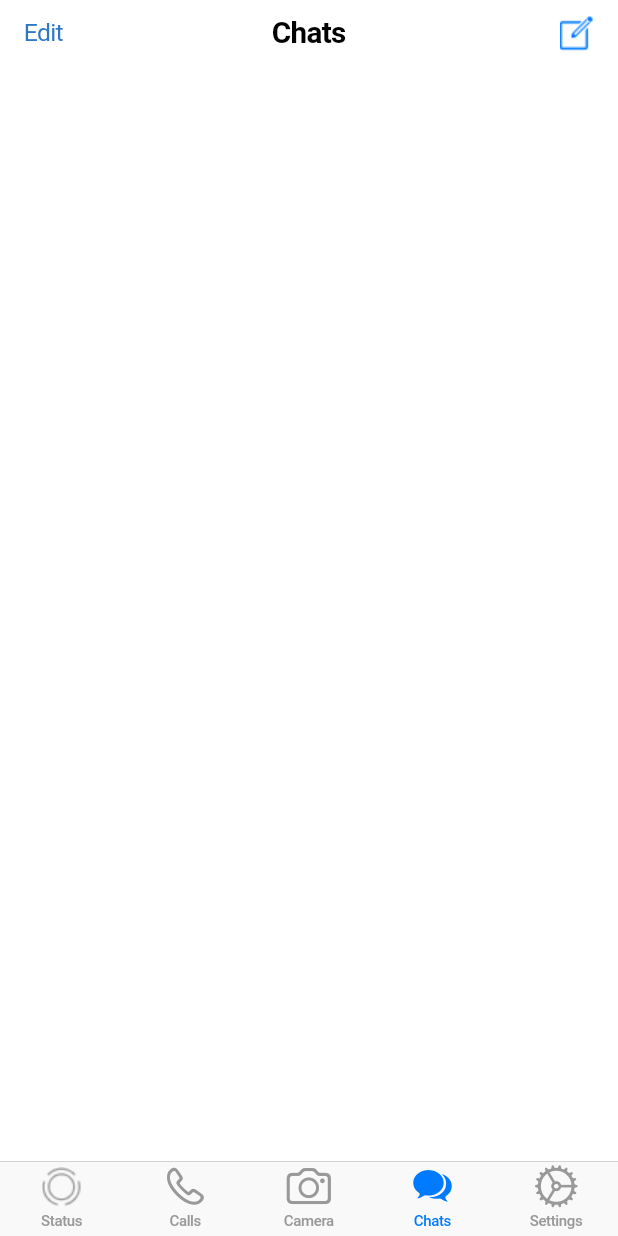
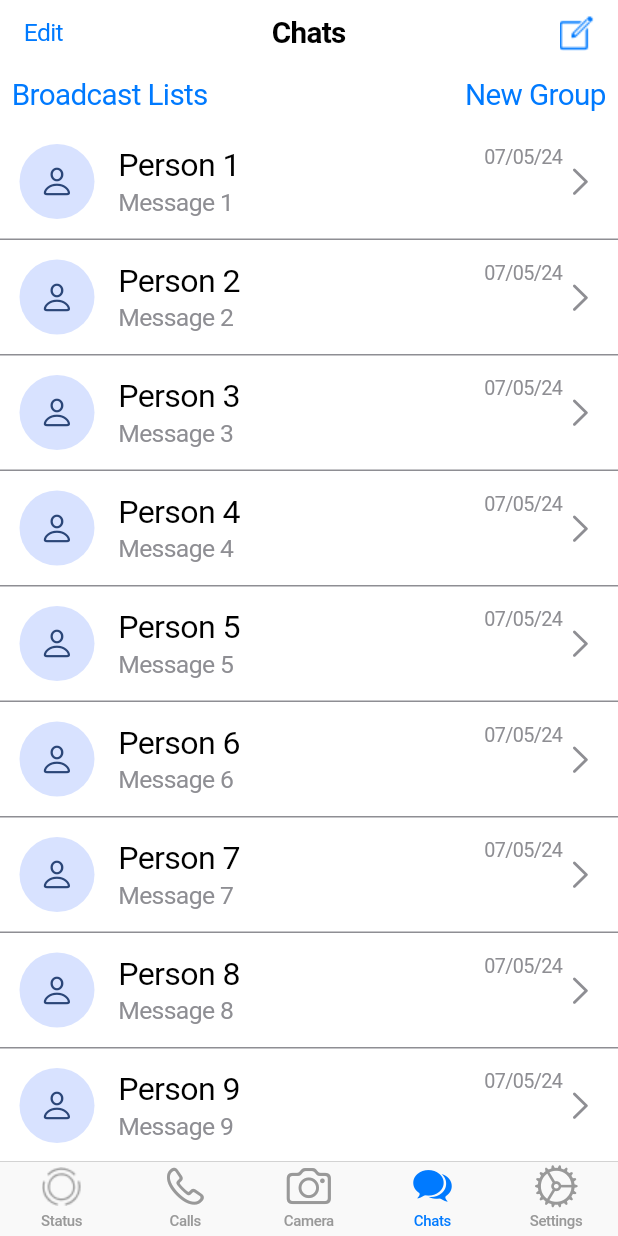
Before and after one commit to shajeehsanal/whatsapp_ios_clone, a Flutter app: the screen it shows after launch, on a phone screen of 412 x 824 dp. Run offline on Flutter 3.47's test engine with Material 3 defaults, Android fonts, the phone set to English and light mode, and no system bars; our stand-ins replace firebase_core; accounts and stored records are empty.

Commit message:
chats view page ui completed

```diff
--- a/lib/features/chat/home/chat_view_screen.dart
+++ b/lib/features/chat/home/chat_view_screen.dart
@@ -1,4 +1,6 @@
 import 'package:flutter/cupertino.dart';
+import 'package:flutter/material.dart';
+import 'package:intl/intl.dart';
 import 'package:whatsapp_ios_clone/core/constants/asset_constants.dart';
 import 'package:whatsapp_ios_clone/core/global/global_variables.dart';
 import 'package:whatsapp_ios_clone/theme/palette.dart';
@@ -23,9 +25,92 @@ class HomeScreen extends StatelessWidget {
         middle: Text(
           'Chats',
           style: TextStyle(fontSize: fontSize * 1.2),
-        ),trailing: Image.asset(AssetConstants.editIcon),
+        ),
+        trailing: Image.asset(AssetConstants.editIcon),
       ),
-      child: Container(),
+      child: SafeArea(
+        child: Column(
+          children: [
+            Row(
+              crossAxisAlignment: CrossAxisAlignment.start,
+              children: [
+                Padding(
+                  padding: const EdgeInsets.all(8.0),
+                  child: Text(
+                    'Broadcast Lists',
+                    style: TextStyle(
+                      fontSize: fontSize * 1.2,
+                      color: Palette.blueColor,
+                    ),
+                  ),
+                ),
+                const Spacer(),
+                Padding(
+                  padding: const EdgeInsets.all(8.0),
+                  child: Text(
+                    'New Group',
+                    style: TextStyle(
+                      fontSize: fontSize * 1.2,
+                      color: Palette.blueColor,
+                    ),
+                  ),
+                ),
+              ],
+            ),
+            Expanded(
+              child: ListView.separated(
+                separatorBuilder: (context, index) => const Divider(
+                  color: Palette.greyColor,
+                  height: 1,
+                ),
+                itemCount: 20,
+                itemBuilder: (context, index) {
+                  final today = DateFormat('dd/MM/yy').format(DateTime.now());
+                  return Padding(
+                    padding: const EdgeInsets.all(8.0),
+                    child: CupertinoListTile(
+                      leading: const CircleAvatar(
+                        radius: 30,
+                        child: Icon(CupertinoIcons.person),
+                      ),
+                      leadingSize: 50,
+                      title: Row(
+                        crossAxisAlignment: CrossAxisAlignment.start,
+                        children: [
+                          Text(
+                            'Person ${index + 1}',
+                            style: TextStyle(fontSize: fontSize * 1.3),
+                          ),
+                          const Spacer(),
+                          Text(
+                            today,
+                            style: TextStyle(
+                              fontSize: fontSize * 0.8,
+                              color: Palette.greyColor,
+                            ),
+                          ),
+                        ],
+                      ),
+                      padding: const EdgeInsets.all(5),
+                      subtitle: Text(
+                        'Message ${index + 1}',
+                        style: TextStyle(
+                          fontSize: fontSize,
+                          color: Palette.greyColor,
+                        ),
+                      ),
+                      trailing: const Icon(
+                        CupertinoIcons.right_chevron,
+                        color: Palette.greyColor,
+                      ),
+                    ),
+                  );
+                },
+              ),
+            )
+          ],
+        ),
+      ),
     );
   }
 }
--- a/lib/main.dart
+++ b/lib/main.dart
@@ -4,6 +4,7 @@ import 'package:firebase_core/firebase_core.dart';
 import 'firebase_options.dart';
 
 void main() async {
+  WidgetsFlutterBinding.ensureInitialized();
   await Firebase.initializeApp(
     options: DefaultFirebaseOptions.currentPlatform,
   );
--- a/lib/theme/palette.dart
+++ b/lib/theme/palette.dart
@@ -1,6 +1,7 @@
-import 'package:flutter/material.dart';
+import 'package:flutter/cupertino.dart';
 
 class Palette {
   static const greenColor = Color.fromRGBO(76, 175, 80, 1);
-  static const blueColor = Color.fromRGBO(46, 120, 199, 1);
+  static const blueColor = CupertinoColors.activeBlue;
+  static const greyColor = CupertinoColors.systemGrey;
 }
--- a/pubspec.yaml
+++ b/pubspec.yaml
@@ -39,6 +39,7 @@ dependencies:
   flutter_svg: ^2.0.10+1
   flutter_riverpod: ^2.5.1
   firebase_core: ^2.31.0
+  intl: ^0.19.0
 
 dev_dependencies:
   flutter_test:
```
Also changed, not shown: pubspec.lock.
